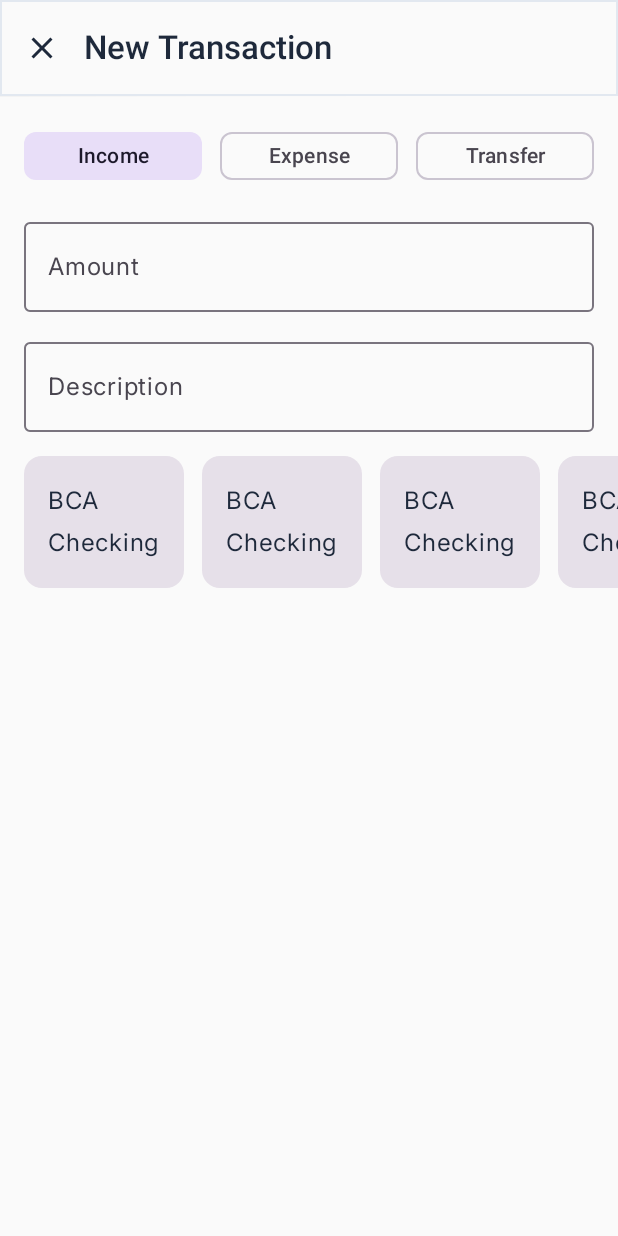
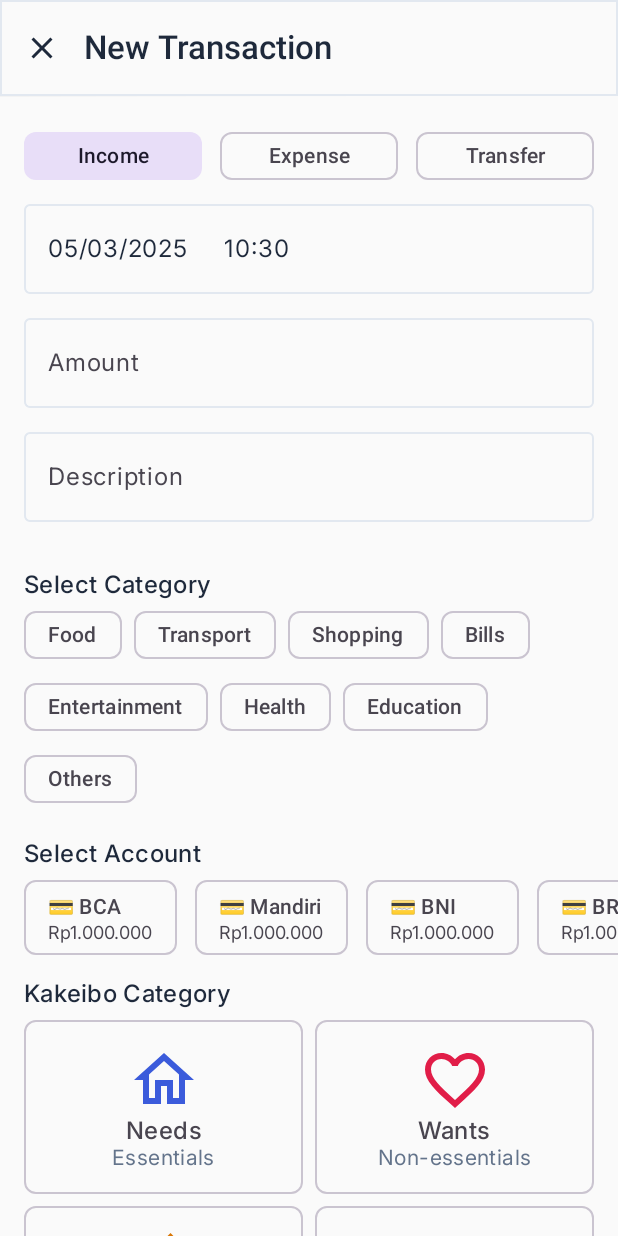
Before and after one commit to dzackiero/saku-planner-android, an Android app built with Jetpack Compose: the @Preview function PreviewNewTransactionForm, on a phone screen of 412 x 824 dp. Run offline under Robolectric (Android 15) with nearby library versions, the phone set to English and light mode, and no system bars.

Commit message:
feat: implement DateTimePickerField and transaction form screen

```diff
--- /dev/null
+++ b/app/src/main/java/com/pnj/saku_planner/home/domain/enums/KakeiboCategory.kt
@@ -0,0 +1,57 @@
+package com.pnj.saku_planner.home.domain.enums
+
+import androidx.compose.material.icons.Icons
+import androidx.compose.material.icons.outlined.FavoriteBorder
+import androidx.compose.material.icons.outlined.Home
+import androidx.compose.material.icons.outlined.Info
+import androidx.compose.material.icons.outlined.Star
+import androidx.compose.material.icons.outlined.ThumbUp
+import androidx.compose.ui.graphics.Color
+import androidx.compose.ui.graphics.vector.ImageVector
+import com.pnj.saku_planner.ui.theme.AppColor
+
+enum class KakeiboCategory {
+    NEEDS,
+    WANTS,
+    CULTURE,
+    UNEXPECTED;
+
+    fun getStyle(): KakiboCategoryStyle {
+        return when (this) {
+            NEEDS -> KakiboCategoryStyle(
+                icon = Icons.Outlined.Home,
+                text = "Needs",
+                subtext = "Essentials",
+                color = AppColor.Needs,
+            )
+
+            WANTS -> KakiboCategoryStyle(
+                icon = Icons.Outlined.FavoriteBorder,
+                text = "Wants",
+                subtext = "Non-essentials",
+                color = AppColor.Wants
+            )
+
+            CULTURE -> KakiboCategoryStyle(
+                icon = Icons.Outlined.ThumbUp,
+                text = "Culture",
+                subtext = "Enrichment",
+                color = AppColor.Culture
+            )
+
+            UNEXPECTED -> KakiboCategoryStyle(
+                icon = Icons.Outlined.Info,
+                text = "Unexpected",
+                subtext = "Emergencies",
+                color = AppColor.Unexpected
+            )
+        }
+    }
+}
+
+data class KakiboCategoryStyle(
+    val icon: ImageVector,
+    val text: String,
+    val subtext: String,
+    val color: Color,
+)
--- /dev/null
+++ b/app/src/main/java/com/pnj/saku_planner/home/presentation/TransactionFormScreen.kt
@@ -0,0 +1,202 @@
+package com.pnj.saku_planner.home.presentation
+
+import androidx.compose.foundation.horizontalScroll
+import androidx.compose.foundation.layout.Arrangement
+import androidx.compose.foundation.layout.Column
+import androidx.compose.foundation.layout.FlowRow
+import androidx.compose.foundation.layout.Row
+import androidx.compose.foundation.layout.fillMaxWidth
+import androidx.compose.foundation.layout.padding
+import androidx.compose.foundation.rememberScrollState
+import androidx.compose.foundation.verticalScroll
+import androidx.compose.material3.Card
+import androidx.compose.material3.FilterChip
+import androidx.compose.material3.InputChip
+import androidx.compose.material3.OutlinedTextField
+import androidx.compose.material3.Text
+import androidx.compose.runtime.Composable
+import androidx.compose.runtime.getValue
+import androidx.compose.runtime.mutableStateOf
+import androidx.compose.runtime.remember
+import androidx.compose.runtime.setValue
+import androidx.compose.ui.Modifier
+import androidx.compose.ui.text.style.TextAlign
+import androidx.compose.ui.tooling.preview.Preview
+import androidx.compose.ui.unit.dp
+import com.pnj.saku_planner.home.domain.enums.KakeiboCategory
+import com.pnj.saku_planner.home.presentation.components.KakeiboCard
+import com.pnj.saku_planner.ui.components.DateTimePickerField
+import com.pnj.saku_planner.ui.components.DefaultForm
+import com.pnj.saku_planner.ui.states.rememberDateTimePickerState
+import com.pnj.saku_planner.ui.theme.SakuPlannerTheme
+import com.pnj.saku_planner.ui.theme.Typography
+
+@Composable
+fun TransactionFormScreen(
+) {
+    // date time state
+    val dateTimePickerState = rememberDateTimePickerState()
+
+    // transactions state
+    var transactionType by remember { mutableStateOf("income") }
+    val transactionTypes = listOf("income", "expense", "transfer")
+
+    //  Category selection state
+    var selectedCategory by remember { mutableStateOf("") }
+    var selectedKakeibo by remember { mutableStateOf<KakeiboCategory?>(null) }
+    val categories = listOf(
+        "Food", "Transport", "Shopping", "Bills", "Entertainment", "Health", "Education", "Others"
+    )
+
+    // accounts
+    val accounts = listOf(
+        "BCA", "Mandiri", "BNI", "BRI", "CIMB Niaga", "Danamon", "Maybank", "Bank Permata"
+    )
+    var selectedAccount by remember { mutableStateOf("") }
+
+    DefaultForm(title = "New Transaction") {
+        Column(
+            modifier = Modifier
+                .fillMaxWidth()
+                .verticalScroll(rememberScrollState())
+                .padding(bottom = 16.dp),
+            verticalArrangement = Arrangement.spacedBy(16.dp)
+        ) {
+            // TRANSACTIONS TYPES
+            Column(
+                modifier = Modifier.padding(16.dp), verticalArrangement = Arrangement.spacedBy(8.dp)
+            ) {
+                Row(
+                    modifier = Modifier.fillMaxWidth(),
+                    horizontalArrangement = Arrangement.spacedBy(12.dp),
+                ) {
+                    transactionTypes.forEach { type ->
+                        InputChip(
+                            modifier = Modifier.weight(1f),
+
+                            selected = transactionType == type, onClick = {
+                                transactionType = type
+                            }, label = {
+                                Text(
+                                    text = type.replaceFirstChar { it.uppercase() },
+                                    textAlign = TextAlign.Center,
+                                    modifier = Modifier.fillMaxWidth()
+                                )
+                            })
+                    }
+                }
+
+                DateTimePickerField(dateTimePickerState)
+
+                OutlinedTextField(
+                    value = "",
+                    onValueChange = {},
+                    label = { Text("Amount") },
+                    modifier = Modifier.fillMaxWidth(),
+                )
+
+                OutlinedTextField(
+                    value = "",
+                    onValueChange = {},
+                    label = { Text("Description") },
+                    modifier = Modifier.fillMaxWidth(),
+                )
+            }
+
+            // TRANSACTION CATEGORY
+            Column(
+                modifier = Modifier
+                    .fillMaxWidth()
+                    .padding(horizontal = 16.dp),
+            ) {
+                Text("Select Category", style = Typography.titleMedium)
+                FlowRow(
+                    horizontalArrangement = Arrangement.spacedBy(8.dp),
+                ) {
+                    categories.forEach { category ->
+                        val isSelected = selectedCategory == category
+                        FilterChip(selected = isSelected, onClick = {
+                            selectedCategory = category
+                        }, label = { Text(category) })
+                    }
+                }
+            }
+
+            Column(verticalArrangement = Arrangement.spacedBy(16.dp)) {
+                // ACCOUNT
+                Column(
+                    verticalArrangement = Arrangement.spacedBy(8.dp)
+                ) {
+                    Row(
+                        modifier = Modifier
+                            .fillMaxWidth()
+                            .padding(horizontal = 16.dp)
+                    ) {
+                        Text("Select Account", style = Typography.titleMedium)
+                    }
+                    Row(
+                        modifier = Modifier
+                            .horizontalScroll(rememberScrollState())
+                            .padding(horizontal = 16.dp),
+                        horizontalArrangement = Arrangement.spacedBy(12.dp),
+                    ) {
+                        for (account in accounts) {
+                            FilterChip(
+                                selected = account == selectedAccount,
+                                onClick = { selectedAccount = account },
+                                label = {
+                                    Column(
+                                        modifier = Modifier.padding(vertical = 8.dp),
+                                    ) {
+                                        Text("💳 $account")
+                                        Text(
+                                            "Rp1.000.000",
+                                            style = Typography.labelSmall,
+                                            textAlign = TextAlign.Center,
+                                            modifier = Modifier.fillMaxWidth(),
+                                        )
+                                    }
+                                })
+                        }
+                    }
+                }
+
+                // KAKEIBO CATEGORY
+                Column(
+                    modifier = Modifier
+                        .fillMaxWidth()
+                        .padding(horizontal = 16.dp),
+                    verticalArrangement = Arrangement.spacedBy(8.dp)
+                ) {
+                    Text("Kakeibo Category", style = Typography.titleMedium)
+                    FlowRow(
+                        modifier = Modifier.fillMaxWidth(),
+                        horizontalArrangement = Arrangement.spacedBy(8.dp),
+                        verticalArrangement = Arrangement.spacedBy(8.dp),
+                        maxItemsInEachRow = 2
+                    ) {
+                        KakeiboCategory.entries.forEach { category ->
+                            KakeiboCard(
+                                selected = selectedKakeibo == category,
+                                kakeiboCategory = category,
+                                modifier = Modifier.weight(0.5f),
+                            ) {
+                                selectedKakeibo = category
+                            }
+                        }
+                    }
+                }
+
+
+            }
+        }
+    }
+}
+
+@Preview(showBackground = true)
+@Composable
+fun PreviewNewTransactionForm() {
+    SakuPlannerTheme {
+        TransactionFormScreen()
+    }
+}
--- /dev/null
+++ b/app/src/main/java/com/pnj/saku_planner/home/presentation/components/KakeiboCategoryCard.kt
@@ -0,0 +1,70 @@
+package com.pnj.saku_planner.home.presentation.components
+
+import androidx.compose.foundation.layout.Column
+import androidx.compose.foundation.layout.fillMaxWidth
+import androidx.compose.foundation.layout.padding
+import androidx.compose.foundation.layout.size
+import androidx.compose.material.icons.Icons
+import androidx.compose.material.icons.outlined.Home
+import androidx.compose.material3.Icon
+import androidx.compose.material3.InputChip
+import androidx.compose.material3.OutlinedCard
+import androidx.compose.material3.Text
+import androidx.compose.runtime.Composable
+import androidx.compose.ui.Alignment
+import androidx.compose.ui.Modifier
+import androidx.compose.ui.text.style.TextAlign
+import androidx.compose.ui.tooling.preview.Preview
+import androidx.compose.ui.unit.dp
+import com.pnj.saku_planner.home.domain.enums.KakeiboCategory
+import com.pnj.saku_planner.ui.theme.AppColor
+import com.pnj.saku_planner.ui.theme.Typography
+
+@Composable
+fun KakeiboCard(
+    selected: Boolean,
+    kakeiboCategory: KakeiboCategory,
+    modifier: Modifier = Modifier,
+    onClick: () -> Unit,
+) {
+    InputChip(selected = selected, onClick = onClick, modifier = modifier, label = {
+        val style = kakeiboCategory.getStyle();
+
+        Column(
+            modifier = Modifier
+                .padding(16.dp),
+            horizontalAlignment = Alignment.CenterHorizontally,
+        ) {
+            Icon(
+                imageVector = style.icon,
+                contentDescription = style.text,
+                modifier = Modifier.size(48.dp),
+                tint = style.color,
+            )
+            Text(
+                text = style.text,
+                style = Typography.titleMedium,
+                modifier = Modifier.fillMaxWidth(),
+                textAlign = TextAlign.Center,
+            )
+            Text(
+                text = style.subtext,
+                style = Typography.bodyMedium,
+                modifier = Modifier.fillMaxWidth(),
+                textAlign = TextAlign.Center,
+                color = AppColor.MutedForeground
+            )
+        }
+    })
+}
+
+@Preview
+@Composable
+fun KakeiboCardPreview() {
+    KakeiboCard(
+        selected = false,
+        kakeiboCategory = KakeiboCategory.NEEDS,
+        onClick = {},
+        modifier = Modifier.padding(16.dp)
+    )
+}
--- a/app/src/main/java/com/pnj/saku_planner/home/presentation/components/NewTransactionForm.kt
+++ /dev/null
@@ -1,102 +0,0 @@
-package com.pnj.saku_planner.home.presentation.components
-
-import androidx.compose.foundation.horizontalScroll
-import androidx.compose.foundation.layout.Arrangement
-import androidx.compose.foundation.layout.Column
-import androidx.compose.foundation.layout.Row
-import androidx.compose.foundation.layout.fillMaxWidth
-import androidx.compose.foundation.layout.padding
-import androidx.compose.foundation.rememberScrollState
-import androidx.compose.material3.Card
-import androidx.compose.material3.InputChip
-import androidx.compose.material3.OutlinedTextField
-import androidx.compose.material3.Text
-import androidx.compose.runtime.Composable
-import androidx.compose.runtime.getValue
-import androidx.compose.runtime.mutableStateOf
-import androidx.compose.runtime.remember
-import androidx.compose.runtime.setValue
-import androidx.compose.ui.Modifier
-import androidx.compose.ui.text.style.TextAlign
-import androidx.compose.ui.unit.dp
-import androidx.compose.ui.tooling.preview.Preview
-import com.pnj.saku_planner.ui.components.DefaultForm
-import com.pnj.saku_planner.ui.theme.SakuPlannerTheme
-
-@Composable
-fun NewTransactionForm(
-) {
-    var transactionType by remember { mutableStateOf("income") }
-    val transactionTypes = listOf("income", "expense", "transfer")
-
-    DefaultForm(title = "New Transaction") {
-        Column {
-            Column(
-                modifier = Modifier.padding(16.dp),
-                verticalArrangement = Arrangement.spacedBy(12.dp)
-            ) {
-                Row(
-                    modifier = Modifier.fillMaxWidth(),
-                    horizontalArrangement = Arrangement.spacedBy(12.dp),
-                ) {
-                    transactionTypes.forEach { type ->
-                        InputChip(
-                            modifier = Modifier.weight(1f),
-
-                            selected = transactionType == type,
-                            onClick = {
-                                transactionType = type
-                            },
-                            label = {
-                                Text(
-                                    text = type.replaceFirstChar { it.uppercase() },
-                                    textAlign = TextAlign.Center,
-                                    modifier = Modifier.fillMaxWidth()
-                                )
-                            }
-                        )
-                    }
-                }
-
-                OutlinedTextField(
-                    value = "",
-                    onValueChange = {},
-                    label = { Text("Amount") },
-                    modifier = Modifier.fillMaxWidth(),
-                )
-
-                OutlinedTextField(
-                    value = "",
-                    onValueChange = {},
-                    label = { Text("Description") },
-                    modifier = Modifier.fillMaxWidth(),
-                )
-            }
-            Row(
-                modifier = Modifier
-                    .horizontalScroll(rememberScrollState())
-                    .padding(horizontal = 16.dp),
-                horizontalArrangement = Arrangement.spacedBy(12.dp),
-            ) {
-                for (i in 1..10) {
-                    Card(onClick = {}) {
-                        Column(
-                            modifier = Modifier.padding(16.dp)
-                        ) {
-                            Text("BCA")
-                            Text("Checking")
-                        }
-                    }
-                }
-            }
-        }
-    }
-}
-
-@Preview(showBackground = true)
-@Composable
-fun PreviewNewTransactionForm() {
-    SakuPlannerTheme {
-        NewTransactionForm()
-    }
-}
--- /dev/null
+++ b/app/src/main/java/com/pnj/saku_planner/ui/Helper.kt
@@ -0,0 +1,11 @@
+package com.pnj.saku_planner.ui
+
+import java.text.SimpleDateFormat
+import java.util.Date
+import java.util.Locale
+
+
+fun convertMillisToDate(millis: Long): String {
+    val formatter = SimpleDateFormat("MM/dd/yyyy", Locale.getDefault())
+    return formatter.format(Date(millis))
+}
--- /dev/null
+++ b/app/src/main/java/com/pnj/saku_planner/ui/components/DatePickerField.kt
@@ -0,0 +1,121 @@
+package com.pnj.saku_planner.ui.components
+
+import androidx.compose.foundation.border
+import androidx.compose.foundation.clickable
+import androidx.compose.foundation.layout.Row
+import androidx.compose.foundation.layout.fillMaxWidth
+import androidx.compose.foundation.layout.padding
+import androidx.compose.foundation.rememberScrollState
+import androidx.compose.foundation.shape.RoundedCornerShape
+import androidx.compose.foundation.verticalScroll
+import androidx.compose.material3.AlertDialog
+import androidx.compose.material3.DatePicker
+import androidx.compose.material3.DatePickerDialog
+import androidx.compose.material3.ExperimentalMaterial3Api
+import androidx.compose.material3.MaterialTheme
+import androidx.compose.material3.Text
+import androidx.compose.material3.TextButton
+import androidx.compose.material3.TimePicker
+import androidx.compose.runtime.Composable
+import androidx.compose.ui.Modifier
+import androidx.compose.ui.graphics.SolidColor
+import androidx.compose.ui.tooling.preview.Preview
+import androidx.compose.ui.unit.dp
+import com.pnj.saku_planner.ui.convertMillisToDate
+import com.pnj.saku_planner.ui.states.DateTimePickerState
+import com.pnj.saku_planner.ui.states.rememberDateTimePickerState
+import com.pnj.saku_planner.ui.theme.SakuPlannerTheme
+import java.util.Locale
+
+@OptIn(ExperimentalMaterial3Api::class)
+@Composable
+fun DateTimePickerField(
+    state: DateTimePickerState,
+    modifier: Modifier = Modifier
+) {
+    Row(
+        modifier = modifier
+            .fillMaxWidth()
+            .border(
+                width = 1.dp,
+                brush = SolidColor(MaterialTheme.colorScheme.outline),
+                shape = RoundedCornerShape(4.dp)
+            )
+    ) {
+        Text(
+            text = convertMillisToDate(state.getDateMillis()),
+            modifier = Modifier
+                .clickable { state.onShowDateDialogChange(true) }
+                .padding(start = 16.dp, end = 24.dp, top = 16.dp, bottom = 16.dp)
+        )
+        Text(
+            text = String.format(
+                Locale.getDefault(),
+                "%02d:%02d",
+                state.timePickerState.hour,
+                state.timePickerState.minute
+            ),
+            modifier = Modifier
+                .clickable { state.onShowTimeDialogChange(true) }
+                .padding(vertical = 16.dp)
+                .fillMaxWidth()
+        )
+    }
+
+    if (state.showDateDialog) {
+        DatePickerDialog(
+            onDismissRequest = { state.onShowDateDialogChange(false) },
+            confirmButton = {
+                TextButton(onClick = { state.onShowDateDialogChange(false) }) { Text("Confirm") }
+            },
+            dismissButton = {
+                TextButton(onClick = { state.onShowDateDialogChange(false) }) { Text("Cancel") }
+            }
+        ) {
+            DatePicker(
+                state = state.datePickerState,
+                modifier = Modifier.verticalScroll(rememberScrollState())
+            )
+        }
+    }
+
+    if (state.showTimeDialog) {
+        TimePickerDialog(
+            onDismiss = { state.onShowTimeDialogChange(false) },
+            onConfirm = { state.onShowTimeDialogChange(false) }
+        ) {
+            TimePicker(state = state.timePickerState)
+        }
+    }
+}
+
+
+@Composable
+fun TimePickerDialog(
+    onDismiss: () -> Unit,
+    onConfirm: () -> Unit,
+    content: @Composable () -> Unit
+) {
+    AlertDialog(
+        onDismissRequest = onDismiss,
+        dismissButton = {
+            TextButton(onClick = { onDismiss() }) {
+                Text("Dismiss")
+            }
+        },
+        confirmButton = {
+            TextButton(onClick = { onConfirm() }) {
+                Text("OK")
+            }
+        },
+        text = { content() }
+    )
+}
+
+@Preview(showBackground = true)
+@Composable
+fun DatePickerPreview() {
+    SakuPlannerTheme {
+        DateTimePickerField(rememberDateTimePickerState())
+    }
+}
--- /dev/null
+++ b/app/src/main/java/com/pnj/saku_planner/ui/states/DateTimePickerState.kt
@@ -0,0 +1,59 @@
+package com.pnj.saku_planner.ui.states
+
+import androidx.compose.material3.DatePickerState
+import androidx.compose.material3.ExperimentalMaterial3Api
+import androidx.compose.material3.TimePickerState
+import androidx.compose.material3.rememberDatePickerState
+import androidx.compose.material3.rememberTimePickerState
+import androidx.compose.runtime.*
+import java.util.*
+
+@OptIn(ExperimentalMaterial3Api::class)
+@Composable
+fun rememberDateTimePickerState(): DateTimePickerState {
+    val now = remember { Calendar.getInstance() }
+
+    val dateState = rememberDatePickerState(
+        initialSelectedDateMillis = now.timeInMillis
+    )
+
+    val timeState = rememberTimePickerState(
+        initialHour = now.get(Calendar.HOUR_OF_DAY),
+        initialMinute = now.get(Calendar.MINUTE),
+        is24Hour = true
+    )
+
+    var showDateDialog by remember { mutableStateOf(false) }
+    var showTimeDialog by remember { mutableStateOf(false) }
+
+    return remember(dateState, timeState, showDateDialog, showTimeDialog) {
+        DateTimePickerState(
+            datePickerState = dateState,
+            timePickerState = timeState,
+            showDateDialog = showDateDialog,
+            showTimeDialog = showTimeDialog,
+            onShowDateDialogChange = { showDateDialog = it },
+            onShowTimeDialogChange = { showTimeDialog = it }
+        )
+    }
+}
+
+@OptIn(ExperimentalMaterial3Api::class)
+class DateTimePickerState(
+    val datePickerState: DatePickerState,
+    val timePickerState: TimePickerState,
+    val showDateDialog: Boolean,
+    val showTimeDialog: Boolean,
+    val onShowDateDialogChange: (Boolean) -> Unit,
+    val onShowTimeDialogChange: (Boolean) -> Unit
+) {
+    fun getDateMillis(): Long =
+        datePickerState.selectedDateMillis ?: Calendar.getInstance().timeInMillis
+
+    fun getTime(): Pair<Int, Int> = timePickerState.hour to timePickerState.minute
+    fun getDateTime(): Calendar = Calendar.getInstance().apply {
+        timeInMillis = getDateMillis()
+        set(Calendar.HOUR_OF_DAY, timePickerState.hour)
+        set(Calendar.MINUTE, timePickerState.minute)
+    }
+}
--- a/app/src/main/java/com/pnj/saku_planner/ui/theme/Theme.kt
+++ b/app/src/main/java/com/pnj/saku_planner/ui/theme/Theme.kt
@@ -15,6 +15,7 @@ private val LightColorScheme = lightColorScheme(
     onSurface = AppColor.CardForeground,
     error = AppColor.Destructive,
     onError = AppColor.DestructiveForeground,
+    outline = AppColor.Border
 )
 
 
```
